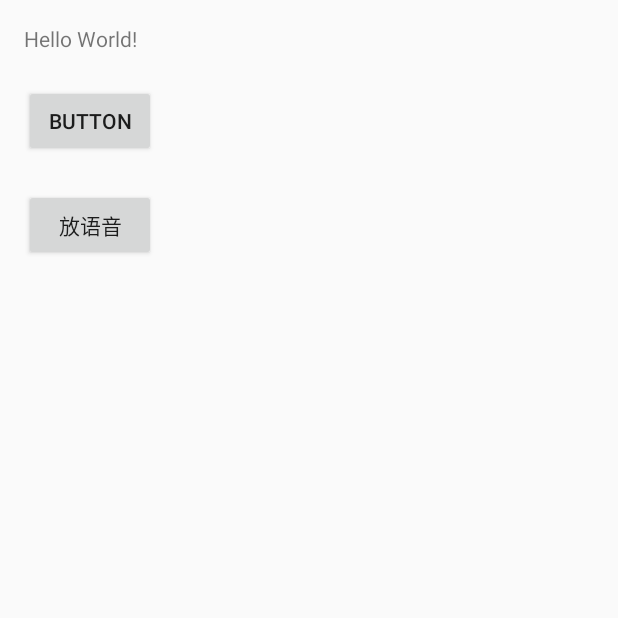
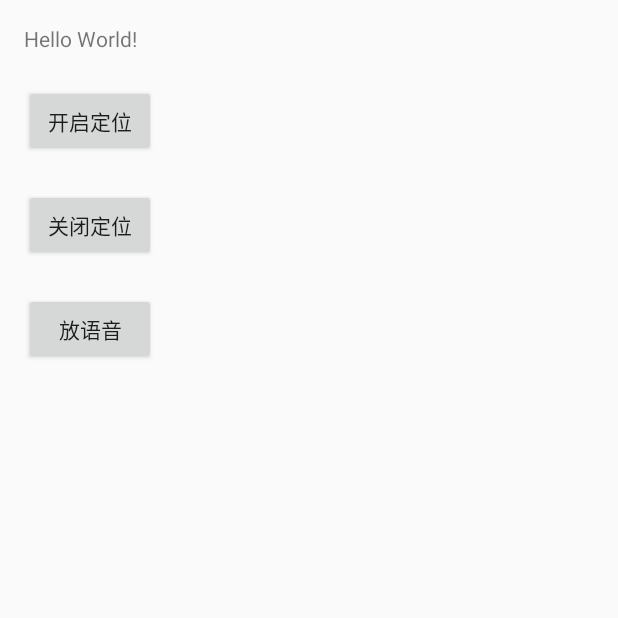
Before and after one commit to CSUFTppx/2017HNCPC, an Android app: the screen it shows after launch (MainActivity), on a phone screen of 412 x 824 dp, the top half of it. Run offline under Robolectric (Android 15) with nearby library versions, the phone set to English and light mode, and no system bars.

Commit message:
处理异常

```diff
--- a/ppx/app/src/main/java/com/csuft/ppx/MainActivity.java
+++ b/ppx/app/src/main/java/com/csuft/ppx/MainActivity.java
@@ -26,12 +26,15 @@ public class MainActivity extends BaseActivity{
     private Button button;
 
     private Button XunFeiButton;
+
+    private  Button stopLocation;
     @Override
     protected void onCreate(Bundle savedInstanceState) {
         super.onCreate(savedInstanceState);
         setContentView(R.layout.activity_main);
         ApplicationData.setMainActivity(MainActivity.this);
 
+        //开启定位
         button = (Button) findViewById(R.id.button);
         button.setOnClickListener(new View.OnClickListener() {
             @Override
@@ -40,6 +43,7 @@ public class MainActivity extends BaseActivity{
                 CacheHandler.getInstance().start(1500);
             }
         });
+        //测试讯飞语音
         XunFeiButton=(Button)findViewById(R.id.button1);
         XunFeiButton.setOnClickListener(new View.OnClickListener() {
             @Override
@@ -47,6 +51,17 @@ public class MainActivity extends BaseActivity{
                 XunFeiSpeak.getIance(MainActivity.this).Speak("黄伟民是个大傻逼");
             }
         });
+        //停止定位
+        stopLocation=(Button)findViewById(R.id.stopLocation);
+        stopLocation.setOnClickListener(new View.OnClickListener() {
+            @Override
+            public void onClick(View v) {
+                //停止定位
+                LeOperation.getInstance().stop();
+                CacheHandler.getInstance().stop();
+            }
+        });
+
         checkBlePermission();
 
     }
--- a/ppx/app/src/main/res/layout/activity_main.xml
+++ b/ppx/app/src/main/res/layout/activity_main.xml
@@ -17,20 +17,27 @@
         android:id="@+id/textView" />
 
     <Button
-        android:text="Button"
+        android:text="开启定位"
         android:layout_width="wrap_content"
         android:layout_height="wrap_content"
         android:layout_below="@+id/textView"
         android:layout_alignParentStart="true"
         android:layout_marginTop="21dp"
         android:id="@+id/button" />
-
     <Button
-        android:text="放语音"
+        android:text="关闭定位"
         android:layout_width="wrap_content"
         android:layout_height="wrap_content"
         android:layout_below="@+id/button"
         android:layout_alignParentStart="true"
         android:layout_marginTop="21dp"
+        android:id="@+id/stopLocation" />
+    <Button
+        android:text="放语音"
+        android:layout_width="wrap_content"
+        android:layout_height="wrap_content"
+        android:layout_below="@+id/stopLocation"
+        android:layout_alignParentStart="true"
+        android:layout_marginTop="21dp"
         android:id="@+id/button1" />
 </RelativeLayout>
```
Also changed, not shown: ppx/app/src/main/java/com/csuft/ppx/acquisition/CacheHandler.java (+59 -24 lines), ppx/app/src/main/java/com/csuft/ppx/position/BeaconPoints.java (+5 -5 lines).
